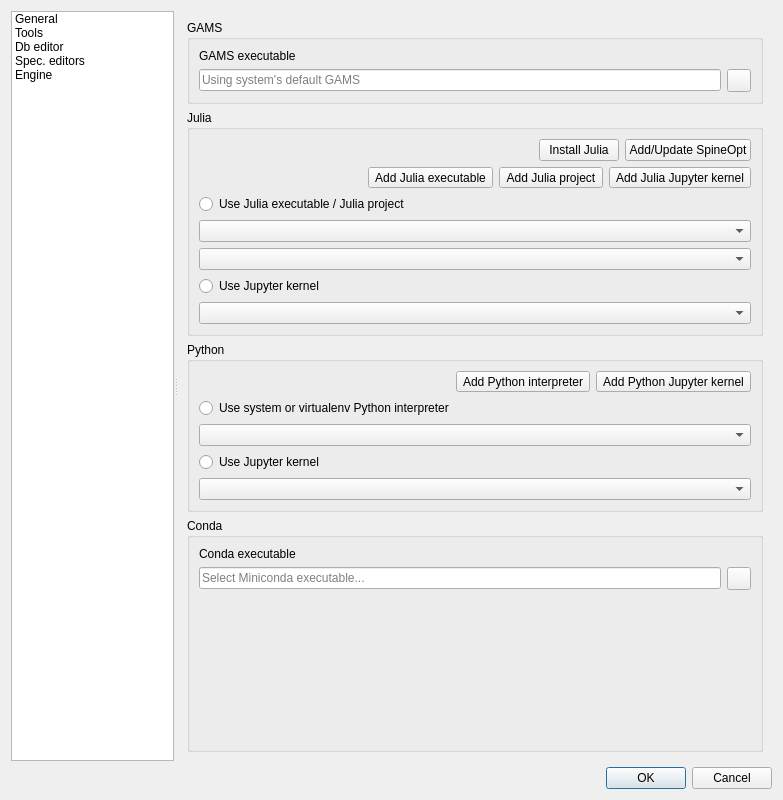
Before: the Qt Designer form spinetoolbox/ui/settings.ui in spine-tools/Spine-Toolbox, drawn with Qt 5.
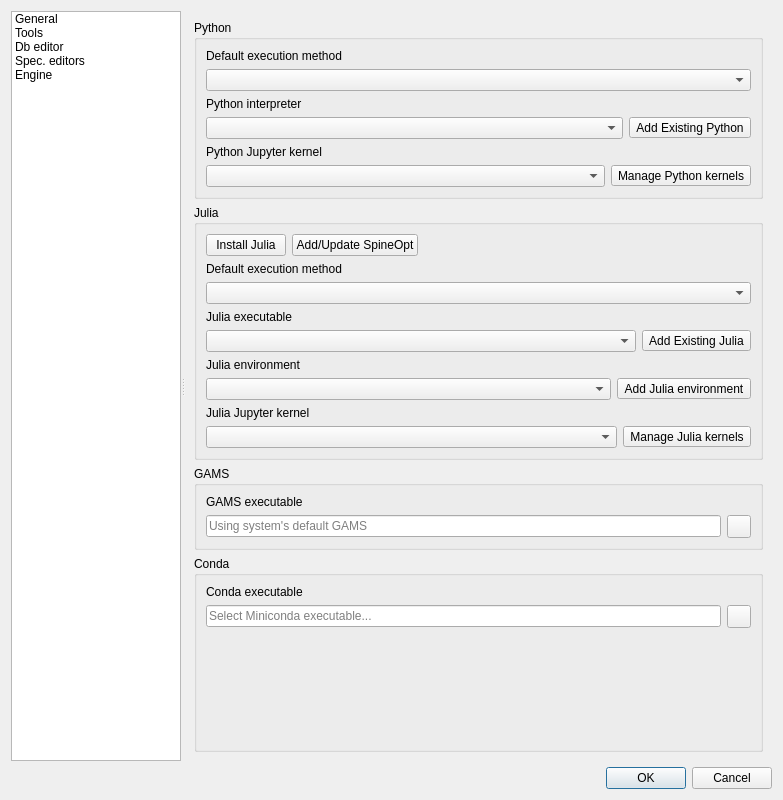
After: the same form once the commit is applied. The open tabs and pages were chosen to show the change. Icons and pictures are not drawn. Custom widgets are drawn as their Qt base class.

Commit message:
Redesign Settings->Tools tab
- Replace radiobuttons for selecting the default execution method (Direct vs. Jupyter kernel) with a combobox
- Fix several bugs in Settings Widget

Diff of the .ui file:
```diff
--- a/spinetoolbox/ui/settings.ui
+++ b/spinetoolbox/ui/settings.ui
@@ -766,47 +766,108 @@
       <widget class="QWidget" name="ExternalTools">
        <layout class="QVBoxLayout" name="verticalLayout_13">
         <item>
-         <widget class="QGroupBox" name="groupBox_gams">
+         <widget class="QGroupBox" name="groupBox_python">
           <property name="title">
-           <string>GAMS</string>
+           <string>Python</string>
           </property>
-          <layout class="QVBoxLayout" name="verticalLayout_14">
+          <layout class="QVBoxLayout" name="verticalLayout_5">
            <item>
-            <widget class="QLabel" name="label_11">
+            <widget class="QLabel" name="label_20">
              <property name="text">
-              <string>GAMS executable</string>
+              <string>Default execution method</string>
              </property>
             </widget>
            </item>
            <item>
-            <layout class="QHBoxLayout" name="horizontalLayout_10">
+            <layout class="QHBoxLayout" name="horizontalLayout_12">
              <item>
-              <widget class="QLineEdit" name="lineEdit_gams_path">
-               <property name="minimumSize">
-                <size>
-                 <width>0</width>
-                 <height>20</height>
-                </size>
+              <widget class="QComboBox" name="comboBox_python_execution_method"/>
+             </item>
+            </layout>
+           </item>
+           <item>
+            <widget class="QLabel" name="label_21">
+             <property name="text">
+              <string>Python interpreter</string>
+             </property>
+            </widget>
+           </item>
+           <item>
+            <layout class="QHBoxLayout" name="horizontalLayout_8">
+             <item>
+              <widget class="CustomQComboBox" name="comboBox_python_interpreters">
+               <property name="sizePolicy">
+                <sizepolicy hsizetype="Preferred" vsizetype="Fixed">
+                 <horstretch>0</horstretch>
+                 <verstretch>0</verstretch>
+                </sizepolicy>
                </property>
+               <property name="contextMenuPolicy">
+                <enum>Qt::ContextMenuPolicy::CustomContextMenu</enum>
+               </property>
+               <property name="whatsThis">
+                <string>&lt;html&gt;&lt;head/&gt;&lt;body&gt;&lt;p&gt;Path to the default Python interpreter. First entry in the list is the Python that is currently running Spine Toolbox.&lt;/p&gt;&lt;p&gt;&lt;span style=&quot; font-weight:600;&quot;&gt;NOTE:&lt;/span&gt; This is the &lt;span style=&quot; font-weight:700;&quot;&gt;global setting&lt;/span&gt; for Python Tools. You can override this for each Tool separately.&lt;/p&gt;&lt;/body&gt;&lt;/html&gt;</string>
+               </property>
+              </widget>
+             </item>
+             <item>
+              <widget class="QToolButton" name="toolButton_browse_python">
                <property name="toolTip">
                 <string>&lt;html&gt;&lt;head/&gt;&lt;body&gt;&lt;p&gt;Path to GAMS executable for Tool and GAMS Python bindings. Leave blank to use system's default&lt;/p&gt;&lt;/body&gt;&lt;/html&gt;</string>
                </property>
-               <property name="placeholderText">
-                <string>Using system's default GAMS</string>
+               <property name="text">
+                <string>Add Existing Python</string>
                </property>
-               <property name="clearButtonEnabled">
-                <bool>true</bool>
+               <property name="icon">
+                <iconset resource="resources/resources_icons.qrc">
+                 <normaloff>:/symbols/python-logo.svg</normaloff>:/symbols/python-logo.svg</iconset>
                </property>
+               <property name="toolButtonStyle">
+                <enum>Qt::ToolButtonStyle::ToolButtonTextBesideIcon</enum>
+               </property>
               </widget>
              </item>
+            </layout>
+           </item>
+           <item>
+            <widget class="QLabel" name="label_22">
+             <property name="text">
+              <string>Python Jupyter kernel</string>
+             </property>
+            </widget>
+           </item>
+           <item>
+            <layout class="QHBoxLayout" name="horizontalLayout_13">
              <item>
-              <widget class="QToolButton" name="toolButton_browse_gams">
+              <widget class="CustomQComboBox" name="comboBox_python_kernels">
+               <property name="sizePolicy">
+                <sizepolicy hsizetype="Preferred" vsizetype="Fixed">
+                 <horstretch>0</horstretch>
+                 <verstretch>0</verstretch>
+                </sizepolicy>
+               </property>
+               <property name="contextMenuPolicy">
+                <enum>Qt::ContextMenuPolicy::CustomContextMenu</enum>
+               </property>
+               <property name="whatsThis">
+                <string>&lt;html&gt;&lt;head/&gt;&lt;body&gt;&lt;p&gt;List of available Python Jupyter kernels, add a path to a Conda executable to the line edit below to see available Conda Jupyter kernels&lt;/p&gt;&lt;/body&gt;&lt;/html&gt;</string>
+               </property>
+              </widget>
+             </item>
+             <item>
+              <widget class="QToolButton" name="toolButton_make_python_kernel">
                <property name="toolTip">
                 <string>&lt;html&gt;&lt;head/&gt;&lt;body&gt;&lt;p&gt;Pick GAMS executable using a file browser (eg. gams.exe on Windows)&lt;/p&gt;&lt;/body&gt;&lt;/html&gt;</string>
                </property>
+               <property name="text">
+                <string>Manage Python kernels</string>
+               </property>
                <property name="icon">
                 <iconset resource="resources/resources_icons.qrc">
-                 <normaloff>:/icons/menu_icons/folder-open-solid.svg</normaloff>:/icons/menu_icons/folder-open-solid.svg</iconset>
+                 <normaloff>:/symbols/Jupyter-logo.svg</normaloff>:/symbols/Jupyter-logo.svg</iconset>
+               </property>
+               <property name="toolButtonStyle">
+                <enum>Qt::ToolButtonStyle::ToolButtonTextBesideIcon</enum>
                </property>
               </widget>
              </item>
@@ -823,22 +884,9 @@
           <property name="title">
            <string>Julia</string>
           </property>
-          <layout class="QVBoxLayout" name="verticalLayout_5">
+          <layout class="QVBoxLayout" name="verticalLayout">
            <item>
-            <layout class="QHBoxLayout" name="horizontalLayout_3">
-             <item>
-              <spacer name="horizontalSpacer_3">
-               <property name="orientation">
-                <enum>Qt::Orientation::Horizontal</enum>
-               </property>
-               <property name="sizeHint" stdset="0">
-                <size>
-                 <width>40</width>
-                 <height>20</height>
-                </size>
-               </property>
-              </spacer>
-             </item>
+            <layout class="QHBoxLayout" name="horizontalLayout_31">
              <item>
               <widget class="QPushButton" name="pushButton_install_julia">
                <property name="toolTip">
@@ -859,12 +907,8 @@
                </property>
               </widget>
              </item>
-            </layout>
-           </item>
-           <item>
-            <layout class="QHBoxLayout" name="horizontalLayout_12">
              <item>
-              <spacer name="horizontalSpacer_5">
+              <spacer name="horizontalSpacer_3">
                <property name="orientation">
                 <enum>Qt::Orientation::Horizontal</enum>
                </property>
@@ -876,71 +920,31 @@
                </property>
               </spacer>
              </item>
-             <item>
-              <widget class="QToolButton" name="toolButton_browse_julia">
-               <property name="toolTip">
-                <string>&lt;html&gt;&lt;head/&gt;&lt;body&gt;&lt;p&gt;Add Julia executable to the list using a file browser&lt;/p&gt;&lt;/body&gt;&lt;/html&gt;</string>
-               </property>
-               <property name="text">
-                <string>Add Julia executable</string>
-               </property>
-               <property name="icon">
-                <iconset resource="resources/resources_icons.qrc">
-                 <normaloff>:/symbols/julia-logo.svg</normaloff>:/symbols/julia-logo.svg</iconset>
-               </property>
-               <property name="toolButtonStyle">
-                <enum>Qt::ToolButtonStyle::ToolButtonTextBesideIcon</enum>
-               </property>
-              </widget>
-             </item>
-             <item>
-              <widget class="QToolButton" name="toolButton_browse_julia_project">
-               <property name="toolTip">
-                <string>&lt;html&gt;&lt;head/&gt;&lt;body&gt;&lt;p&gt;Add a Julia project/environment folder using a file browser&lt;/p&gt;&lt;/body&gt;&lt;/html&gt;</string>
-               </property>
-               <property name="text">
-                <string>Add Julia project</string>
-               </property>
-               <property name="icon">
-                <iconset resource="resources/resources_icons.qrc">
-                 <normaloff>:/icons/menu_icons/folder-open-solid.svg</normaloff>:/icons/menu_icons/folder-open-solid.svg</iconset>
-               </property>
-               <property name="toolButtonStyle">
-                <enum>Qt::ToolButtonStyle::ToolButtonTextBesideIcon</enum>
-               </property>
-              </widget>
-             </item>
-             <item>
-              <widget class="QToolButton" name="toolButton_make_julia_kernel">
-               <property name="toolTip">
-                <string>&lt;html&gt;&lt;head/&gt;&lt;body&gt;&lt;p&gt;Add a Julia Jupyter kernel into the list&lt;/p&gt;&lt;/body&gt;&lt;/html&gt;</string>
-               </property>
-               <property name="text">
-                <string>Add Julia Jupyter kernel</string>
-               </property>
-               <property name="icon">
-                <iconset resource="resources/resources_icons.qrc">
-                 <normaloff>:/symbols/Jupyter-logo.svg</normaloff>:/symbols/Jupyter-logo.svg</iconset>
-               </property>
-               <property name="toolButtonStyle">
-                <enum>Qt::ToolButtonStyle::ToolButtonTextBesideIcon</enum>
-               </property>
-              </widget>
-             </item>
             </layout>
            </item>
            <item>
-            <layout class="QVBoxLayout" name="verticalLayout">
+            <widget class="QLabel" name="label_19">
+             <property name="text">
+              <string>Default execution method</string>
+             </property>
+            </widget>
+           </item>
+           <item>
+            <layout class="QHBoxLayout" name="horizontalLayout_11">
              <item>
-              <widget class="QRadioButton" name="radioButton_use_julia_basic_console">
-               <property name="toolTip">
-                <string>&lt;html&gt;&lt;head/&gt;&lt;body&gt;&lt;p&gt;Execute Julia Tool specifications using a Julia executable and Julia project.&lt;/p&gt;&lt;p&gt;&lt;span style=&quot; font-weight:600;&quot;&gt;NOTE:&lt;/span&gt; This is the &lt;span style=&quot; font-weight:600;&quot;&gt;default setting&lt;/span&gt; for Julia Tools. You can override this for each Tool separately in the Tool Properties.&lt;/p&gt;&lt;/body&gt;&lt;/html&gt;</string>
-               </property>
-               <property name="text">
-                <string>Use Julia executable / Julia project</string>
-               </property>
-              </widget>
+              <widget class="QComboBox" name="comboBox_julia_execution_method"/>
              </item>
+            </layout>
+           </item>
+           <item>
+            <widget class="QLabel" name="label_23">
+             <property name="text">
+              <string>Julia executable</string>
+             </property>
+            </widget>
+           </item>
+           <item>
+            <layout class="QHBoxLayout" name="horizontalLayout_5">
              <item>
               <widget class="CustomQComboBox" name="comboBox_julia_path">
                <property name="sizePolicy">
@@ -958,6 +962,34 @@
               </widget>
              </item>
              <item>
+              <widget class="QToolButton" name="toolButton_browse_julia">
+               <property name="toolTip">
+                <string>&lt;html&gt;&lt;head/&gt;&lt;body&gt;&lt;p&gt;Add an existing Julia executable using a file browser&lt;/p&gt;&lt;/body&gt;&lt;/html&gt;</string>
+               </property>
+               <property name="text">
+                <string>Add Existing Julia</string>
+               </property>
+               <property name="icon">
+                <iconset resource="resources/resources_icons.qrc">
+                 <normaloff>:/symbols/julia-logo.svg</normaloff>:/symbols/julia-logo.svg</iconset>
+               </property>
+               <property name="toolButtonStyle">
+                <enum>Qt::ToolButtonStyle::ToolButtonTextBesideIcon</enum>
+               </property>
+              </widget>
+             </item>
+            </layout>
+           </item>
+           <item>
+            <widget class="QLabel" name="label_24">
+             <property name="text">
+              <string>Julia environment</string>
+             </property>
+            </widget>
+           </item>
+           <item>
+            <layout class="QHBoxLayout" name="horizontalLayout_7">
+             <item>
               <widget class="CustomQComboBox" name="comboBox_julia_project_path">
                <property name="sizePolicy">
                 <sizepolicy hsizetype="Preferred" vsizetype="Fixed">
@@ -974,15 +1006,33 @@
               </widget>
              </item>
              <item>
-              <widget class="QRadioButton" name="radioButton_use_julia_jupyter_console">
+              <widget class="QToolButton" name="toolButton_browse_julia_project">
                <property name="toolTip">
                 <string>&lt;html&gt;&lt;head/&gt;&lt;body&gt;&lt;p&gt;Execute Julia Tool specifications using a Jupyter kernel.&lt;/p&gt;&lt;p&gt;&lt;span style=&quot; font-weight:600;&quot;&gt;NOTE:&lt;/span&gt; This is the &lt;span style=&quot; font-weight:600;&quot;&gt;default setting&lt;/span&gt; for Julia Tools. You can override this for each Tool separately in the Tool Properties.&lt;/p&gt;&lt;/body&gt;&lt;/html&gt;</string>
                </property>
                <property name="text">
-                <string>Use Jupyter kernel</string>
+                <string>Add Julia environment</string>
+               </property>
+               <property name="icon">
+                <iconset resource="resources/resources_icons.qrc">
+                 <normaloff>:/icons/menu_icons/folder-open-solid.svg</normaloff>:/icons/menu_icons/folder-open-solid.svg</iconset>
+               </property>
+               <property name="toolButtonStyle">
+                <enum>Qt::ToolButtonStyle::ToolButtonTextBesideIcon</enum>
                </property>
               </widget>
              </item>
+            </layout>
+           </item>
+           <item>
+            <widget class="QLabel" name="label_25">
+             <property name="text">
+              <string>Julia Jupyter kernel</string>
+             </property>
+            </widget>
+           </item>
+           <item>
+            <layout class="QHBoxLayout" name="horizontalLayout_9">
              <item>
               <widget class="CustomQComboBox" name="comboBox_julia_kernel">
                <property name="sizePolicy">
@@ -1008,120 +1058,75 @@
                </property>
               </widget>
              </item>
+             <item>
+              <widget class="QToolButton" name="toolButton_make_julia_kernel">
+               <property name="toolTip">
+                <string>&lt;html&gt;&lt;head/&gt;&lt;body&gt;&lt;p&gt;Add a Julia Jupyter kernel into the list&lt;/p&gt;&lt;/body&gt;&lt;/html&gt;</string>
+               </property>
+               <property name="text">
+                <string>Manage Julia kernels</string>
+               </property>
+               <property name="icon">
+                <iconset resource="resources/resources_icons.qrc">
+                 <normaloff>:/symbols/Jupyter-logo.svg</normaloff>:/symbols/Jupyter-logo.svg</iconset>
+               </property>
+               <property name="toolButtonStyle">
+                <enum>Qt::ToolButtonStyle::ToolButtonTextBesideIcon</enum>
+               </property>
+              </widget>
+             </item>
             </layout>
            </item>
           </layout>
          </widget>
         </item>
         <item>
-         <widget class="QGroupBox" name="groupBox_python">
+         <widget class="QGroupBox" name="groupBox_gams">
           <property name="title">
-           <string>Python</string>
+           <string>GAMS</string>
           </property>
-          <layout class="QVBoxLayout" name="verticalLayout_10">
+          <layout class="QVBoxLayout" name="verticalLayout_14">
            <item>
-            <layout class="QHBoxLayout" name="horizontalLayout_9">
+            <widget class="QLabel" name="label_11">
+             <property name="text">
+              <string>GAMS executable</string>
+             </property>
+            </widget>
+           </item>
+           <item>
+            <layout class="QHBoxLayout" name="horizontalLayout_10">
              <item>
-              <spacer name="horizontalSpacer_8">
-               <property name="orientation">
-                <enum>Qt::Orientation::Horizontal</enum>
-               </property>
-               <property name="sizeHint" stdset="0">
+              <widget class="QLineEdit" name="lineEdit_gams_path">
+               <property name="minimumSize">
                 <size>
-                 <width>40</width>
+                 <width>0</width>
                  <height>20</height>
                 </size>
                </property>
-              </spacer>
-             </item>
-             <item>
-              <widget class="QToolButton" name="toolButton_browse_python">
                <property name="toolTip">
                 <string>&lt;html&gt;&lt;head/&gt;&lt;body&gt;&lt;p&gt;Add a Python interpreter (system or venv) into the list using a file browser&lt;/p&gt;&lt;/body&gt;&lt;/html&gt;</string>
                </property>
-               <property name="text">
-                <string>Add Python interpreter</string>
+               <property name="placeholderText">
+                <string>Using system's default GAMS</string>
                </property>
-               <property name="icon">
-                <iconset resource="resources/resources_icons.qrc">
-                 <normaloff>:/symbols/python-logo.svg</normaloff>:/symbols/python-logo.svg</iconset>
-               </property>
-               <property name="toolButtonStyle">
-                <enum>Qt::ToolButtonStyle::ToolButtonTextBesideIcon</enum>
+               <property name="clearButtonEnabled">
+                <bool>true</bool>
                </property>
               </widget>
              </item>
              <item>
-              <widget class="QToolButton" name="toolButton_make_python_kernel">
+              <widget class="QToolButton" name="toolButton_browse_gams">
                <property name="toolTip">
-                <string>&lt;html&gt;&lt;head/&gt;&lt;body&gt;&lt;p&gt;Add a Python Jupyter kernel into the list&lt;/p&gt;&lt;/body&gt;&lt;/html&gt;</string>
-               </property>
-               <property name="text">
-                <string>Add Python Jupyter kernel</string>
+                <string>&lt;html&gt;&lt;head/&gt;&lt;body&gt;&lt;p&gt;Pick GAMS executable using a file browser (eg. gams.exe on Windows)&lt;/p&gt;&lt;/body&gt;&lt;/html&gt;</string>
                </property>
                <property name="icon">
                 <iconset resource="resources/resources_icons.qrc">
-                 <normaloff>:/symbols/Jupyter-logo.svg</normaloff>:/symbols/Jupyter-logo.svg</iconset>
-               </property>
-               <property name="toolButtonStyle">
-                <enum>Qt::ToolButtonStyle::ToolButtonTextBesideIcon</enum>
+                 <normaloff>:/icons/menu_icons/folder-open-solid.svg</normaloff>:/icons/menu_icons/folder-open-solid.svg</iconset>
                </property>
               </widget>
              </item>
             </layout>
            </item>
-           <item>
-            <widget class="QRadioButton" name="radioButton_use_python_basic_console">
-             <property name="toolTip">
-              <string>&lt;html&gt;&lt;head/&gt;&lt;body&gt;&lt;p&gt;Execute Python Tool specifications using a Python interpreter.&lt;/p&gt;&lt;p&gt;&lt;span style=&quot; font-weight:600;&quot;&gt;NOTE:&lt;/span&gt; This is the &lt;span style=&quot; font-weight:600;&quot;&gt;default setting&lt;/span&gt; for Python Tools. You can override this for each Tool separately in the Tool Properties.&lt;/p&gt;&lt;/body&gt;&lt;/html&gt;</string>
-             </property>
-             <property name="text">
-              <string>Use system or virtualenv Python interpreter</string>
-             </property>
-            </widget>
-           </item>
-           <item>
-            <widget class="CustomQComboBox" name="comboBox_python_interpreters">
-             <property name="sizePolicy">
-              <sizepolicy hsizetype="Preferred" vsizetype="Fixed">
-               <horstretch>0</horstretch>
-               <verstretch>0</verstretch>
-              </sizepolicy>
-             </property>
-             <property name="contextMenuPolicy">
-              <enum>Qt::ContextMenuPolicy::CustomContextMenu</enum>
-             </property>
-             <property name="whatsThis">
-              <string>&lt;html&gt;&lt;head/&gt;&lt;body&gt;&lt;p&gt;Path to the default Python interpreter. First entry in the list is the Python that is currently running Spine Toolbox.&lt;/p&gt;&lt;p&gt;&lt;span style=&quot; font-weight:600;&quot;&gt;NOTE:&lt;/span&gt; This is the &lt;span style=&quot; font-weight:700;&quot;&gt;global setting&lt;/span&gt; for Python Tools. You can override this for each Tool separately.&lt;/p&gt;&lt;/body&gt;&lt;/html&gt;</string>
-             </property>
-            </widget>
-           </item>
-           <item>
-            <widget class="QRadioButton" name="radioButton_use_python_jupyter_console">
-             <property name="toolTip">
-              <string>&lt;html&gt;&lt;head/&gt;&lt;body&gt;&lt;p&gt;Execute Python Tool specifications using a Jupyter kernel.&lt;/p&gt;&lt;p&gt;&lt;span style=&quot; font-weight:600;&quot;&gt;NOTE:&lt;/span&gt; This is the &lt;span style=&quot; font-weight:600;&quot;&gt;default setting&lt;/span&gt; for Python Tools. You can override this for each Tool separately in the Tool Properties.&lt;/p&gt;&lt;/body&gt;&lt;/html&gt;</string>
-             </property>
-             <property name="text">
-              <string>Use Jupyter kernel</string>
-             </property>
-            </widget>
-           </item>
-           <item>
-            <widget class="CustomQComboBox" name="comboBox_python_kernels">
-             <property name="sizePolicy">
-              <sizepolicy hsizetype="Preferred" vsizetype="Fixed">
-               <horstretch>0</horstretch>
-               <verstretch>0</verstretch>
-              </sizepolicy>
-             </property>
-             <property name="contextMenuPolicy">
-              <enum>Qt::ContextMenuPolicy::CustomContextMenu</enum>
-             </property>
-             <property name="whatsThis">
-              <string>&lt;html&gt;&lt;head/&gt;&lt;body&gt;&lt;p&gt;List of available Python Jupyter kernels, add a path to a Conda executable to the line edit below to see available Conda Jupyter kernels&lt;/p&gt;&lt;/body&gt;&lt;/html&gt;</string>
-             </property>
-            </widget>
-           </item>
           </layout>
          </widget>
         </item>
```
Left out of the diff: 41 changed lines with no effect on the pictures. The commit also changes 6 other files.
